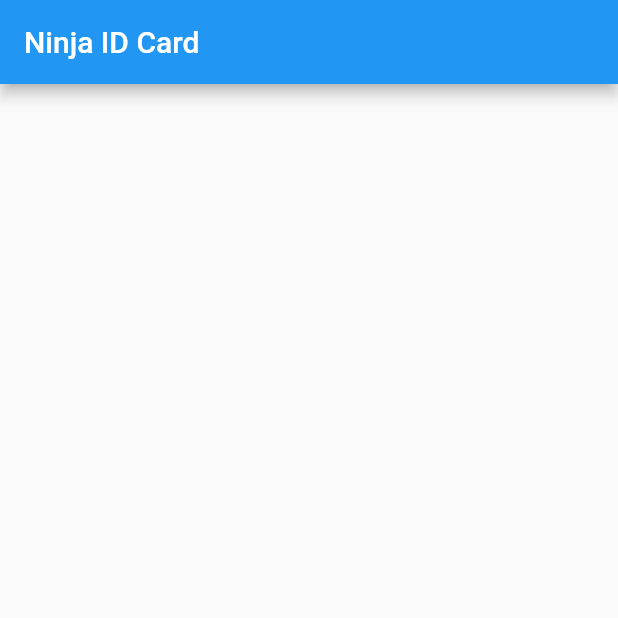
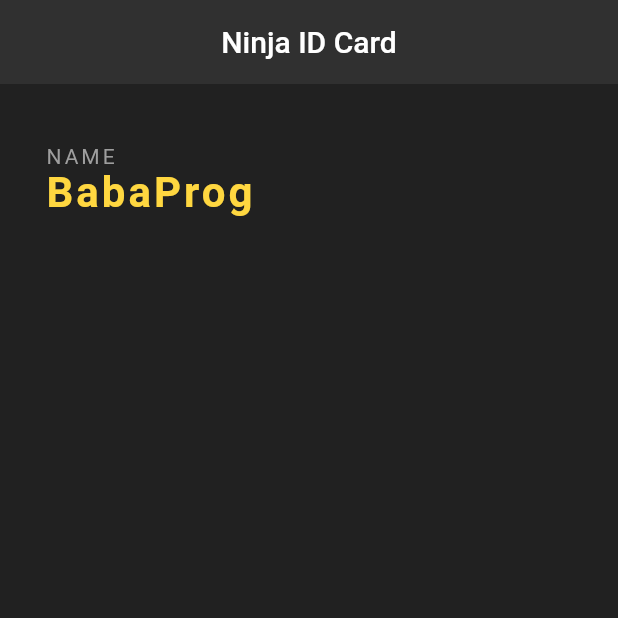
Before and after one commit to BaptisteHardelin/ninja_id, a Flutter app: the screen it shows after launch, on a phone screen of 412 x 824 dp, the top half of it. Run offline on Flutter 3.47's test engine with Material 2 defaults, Android fonts, the phone set to English and light mode, and no system bars.

Commit message:
Add some user info

```diff
--- a/lib/main.dart
+++ b/lib/main.dart
@@ -12,8 +12,28 @@ class NinjaCard extends StatelessWidget {
   @override
   Widget build(BuildContext context) {
     return Scaffold(
+      backgroundColor: Colors.grey[900],
       appBar: AppBar(
         title: const Text("Ninja ID Card"),
+        centerTitle: true,
+        backgroundColor: Colors.grey[850],
+        elevation: 0.0,
+      ),
+      body: Padding(
+        padding: const EdgeInsets.fromLTRB(30.0, 40.0, 30.0, 0.0),
+        child: Column(
+          crossAxisAlignment: CrossAxisAlignment.start,
+          children: [
+            const Text("NAME",
+                style: TextStyle(color: Colors.grey, letterSpacing: 2.0)),
+            Text("BabaProg",
+                style: TextStyle(
+                    color: Colors.amberAccent[200],
+                    letterSpacing: 2.0,
+                    fontSize: 28.0,
+                    fontWeight: FontWeight.bold))
+          ],
+        ),
       ),
     );
   }
```
